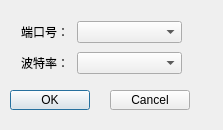
Before: the Qt Designer form AL808_DRV/AL808/SetPortDialog.ui in Aimiaomiao1314/temControl, drawn with Qt 5.
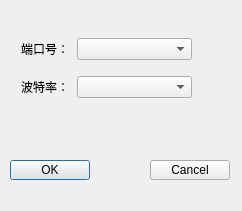
After: the same form once the commit is applied.

```diff
--- a/AL808_DRV/AL808/SetPortDialog.ui
+++ b/AL808_DRV/AL808/SetPortDialog.ui
@@ -6,8 +6,8 @@
    <rect>
     <x>0</x>
     <y>0</y>
-    <width>223</width>
-    <height>130</height>
+    <width>242</width>
+    <height>211</height>
    </rect>
   </property>
   <property name="windowTitle">
@@ -17,7 +17,7 @@
    <property name="geometry">
     <rect>
      <x>10</x>
-     <y>90</y>
+     <y>160</y>
      <width>80</width>
      <height>20</height>
     </rect>
@@ -29,8 +29,8 @@
   <widget class="QPushButton" name="ps_cancel">
    <property name="geometry">
     <rect>
-     <x>110</x>
-     <y>90</y>
+     <x>150</x>
+     <y>160</y>
      <width>80</width>
      <height>20</height>
     </rect>
@@ -39,13 +39,13 @@
     <string>Cancel</string>
    </property>
   </widget>
-  <widget class="QWidget" name="layoutWidget">
+  <widget class="QWidget" name="">
    <property name="geometry">
     <rect>
      <x>21</x>
-     <y>18</y>
-     <width>161</width>
-     <height>61</height>
+     <y>28</y>
+     <width>171</width>
+     <height>81</height>
     </rect>
    </property>
    <layout class="QGridLayout" name="gridLayout">
```
